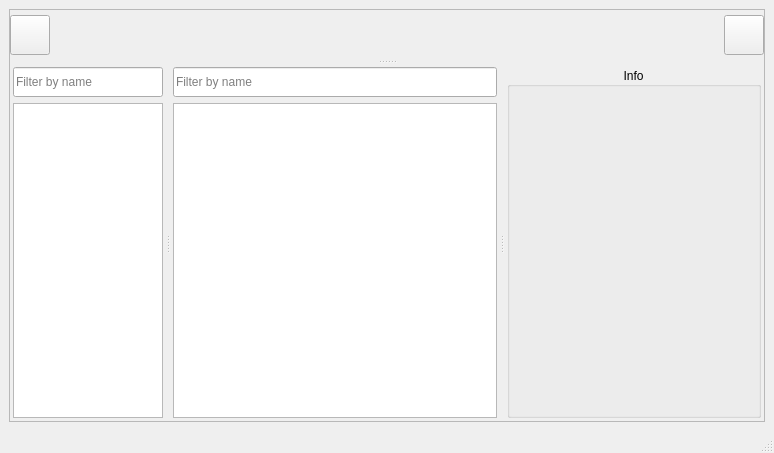
First picture: the form in gaolib/ui/gaolib.ui, repository GaoShanPictures/GAOLIB, before the edit.
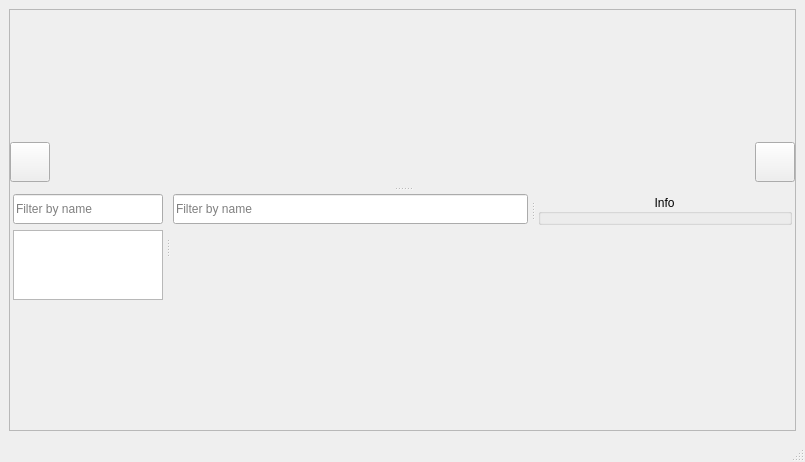
Second picture: the form after the edit. Icons and pictures are not drawn.

Diff of the .ui file:
```diff
--- a/gaolib/ui/gaolib.ui
+++ b/gaolib/ui/gaolib.ui
@@ -6,8 +6,8 @@
    <rect>
     <x>0</x>
     <y>0</y>
-    <width>774</width>
-    <height>453</height>
+    <width>805</width>
+    <height>462</height>
    </rect>
   </property>
   <property name="windowTitle">
@@ -262,8 +262,8 @@
         <rect>
          <x>0</x>
          <y>0</y>
-         <width>756</width>
-         <height>394</height>
+         <width>787</width>
+         <height>403</height>
         </rect>
        </property>
        <layout class="QVBoxLayout" name="verticalLayout_7">
@@ -550,34 +550,6 @@
                 </property>
                </widget>
               </item>
-              <item>
-               <widget class="QListView" name="listView">
-                <property name="minimumSize">
-                 <size>
-                  <width>50</width>
-                  <height>50</height>
-                 </size>
-                </property>
-                <property name="editTriggers">
-                 <set>QAbstractItemView::DoubleClicked|QAbstractItemView::EditKeyPressed</set>
-                </property>
-                <property name="iconSize">
-                 <size>
-                  <width>130</width>
-                  <height>130</height>
-                 </size>
-                </property>
-                <property name="resizeMode">
-                 <enum>QListView::Fixed</enum>
-                </property>
-                <property name="spacing">
-                 <number>10</number>
-                </property>
-                <property name="viewMode">
-                 <enum>QListView::IconMode</enum>
-                </property>
-               </widget>
-              </item>
              </layout>
             </widget>
             <widget class="QWidget" name="widget_2" native="true">
```
Left out of the diff: 2 changed lines with no effect on the pictures.
